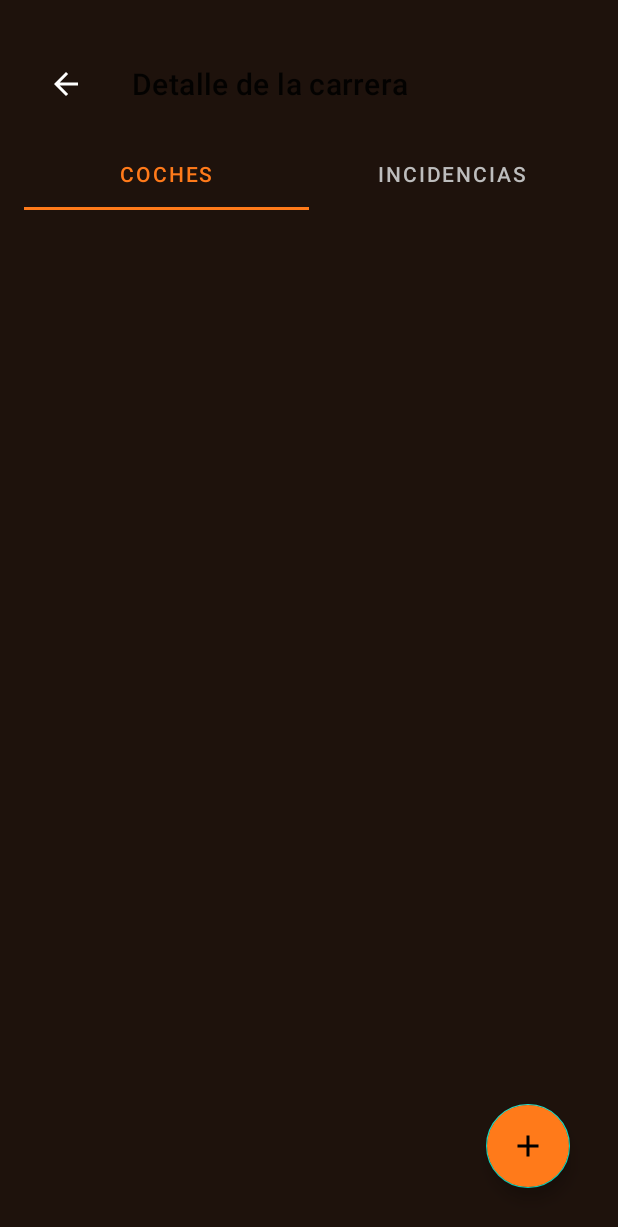
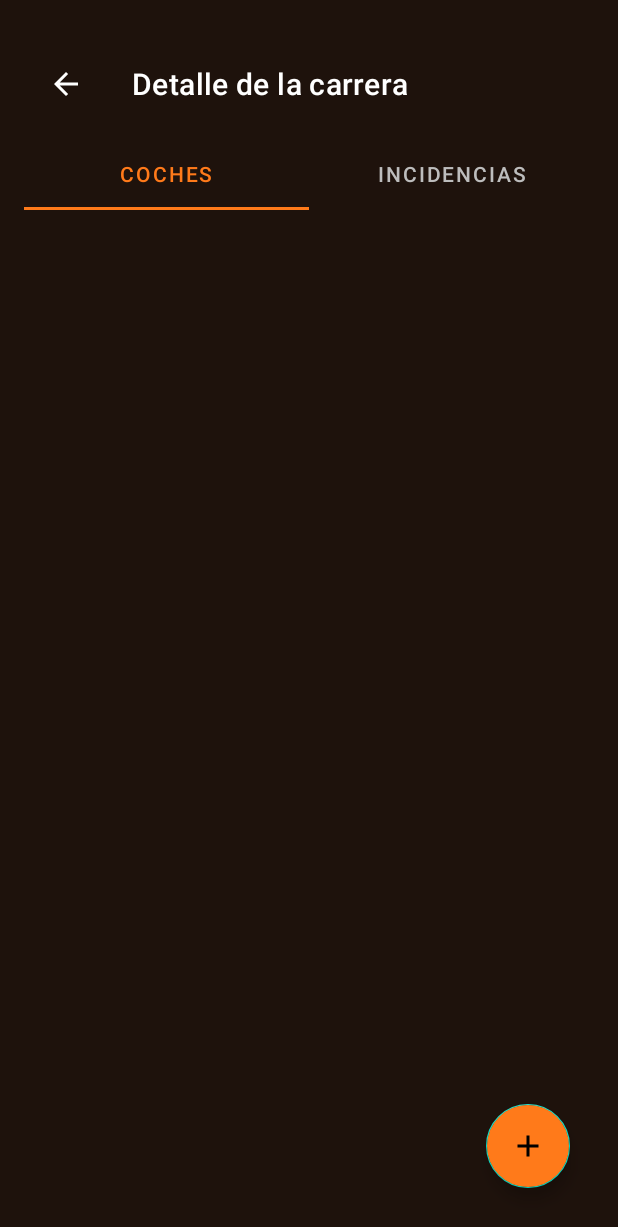
Before and after one commit to MarioCvPz/AppCarreras, an Android app: the RaceDetailActivity screen opened directly, with no data from a screen before it, on a phone screen of 412 x 824 dp. Shown: the top 1227 px of the screen. Run offline under Robolectric (Android 15) with nearby library versions, the phone set to English and light mode, and no system bars; libraries missing offline, so code that uses them is left out: org.apache.poi.

Commit message:
he dado color a titulos

```diff
--- a/app/src/main/java/com/example/appcarreras/ui/racedetail/RaceDetailActivity.kt
+++ b/app/src/main/java/com/example/appcarreras/ui/racedetail/RaceDetailActivity.kt
@@ -1,6 +1,7 @@
 package com.example.appcarreras.ui.racedetail
 
 import android.content.Intent
+import android.graphics.Color
 import android.os.Bundle
 import android.os.Environment
 import android.widget.Toast
@@ -8,6 +9,7 @@ import androidx.activity.enableEdgeToEdge
 import androidx.activity.addCallback
 import androidx.appcompat.app.AlertDialog
 import androidx.appcompat.app.AppCompatActivity
+import androidx.core.graphics.toColorInt
 import androidx.lifecycle.lifecycleScope
 import androidx.core.view.isVisible
 import com.example.appcarreras.R
@@ -69,6 +71,7 @@ class RaceDetailActivity : AppCompatActivity() {
         supportActionBar?.title = if (raceName.isNotEmpty()) raceName else getString(R.string.title_race_detail)
         supportActionBar?.setDisplayHomeAsUpEnabled(true)
         binding.toolbarRace.subtitle = raceDate.takeIf { it.isNotEmpty() }
+        binding.toolbarRace.setSubtitleTextColor(Color.WHITE)
         binding.toolbarRace.setNavigationOnClickListener {
             onBackPressedDispatcher.onBackPressed()
         }
--- a/app/src/main/res/layout/activity_add_incident.xml
+++ b/app/src/main/res/layout/activity_add_incident.xml
@@ -14,6 +14,7 @@
         android:layout_height="wrap_content"
         android:backgroundTint="#1E120C"
         android:layout_marginTop="12dp"
+        app:titleTextColor="@color/white"
         android:title="@string/title_add_incident"
         android:titleTextColor="@android:color/white"
         app:navigationIcon="@drawable/ic_arrow_back"
--- a/app/src/main/res/layout/activity_race_detail.xml
+++ b/app/src/main/res/layout/activity_race_detail.xml
@@ -16,6 +16,7 @@
         android:layout_marginTop="12dp"
         android:titleTextColor="@android:color/white"
         app:layout_constraintTop_toTopOf="parent"
+        app:titleTextColor="@color/white"
         app:layout_constraintStart_toStartOf="parent"
         app:layout_constraintEnd_toEndOf="parent"
         app:navigationIcon="@drawable/ic_arrow_back"
--- a/app/src/main/res/layout/activity_torneo_detail.xml
+++ b/app/src/main/res/layout/activity_torneo_detail.xml
@@ -15,6 +15,7 @@
         android:layout_marginTop="12dp"
         android:backgroundTint="#1E120C"
         tools:title="GT World Challenge 2024"
+        app:titleTextColor="@color/white"
         android:titleTextColor="@android:color/white"
         app:navigationIcon="@drawable/ic_arrow_back"
         app:navigationIconTint="@android:color/white"
```
